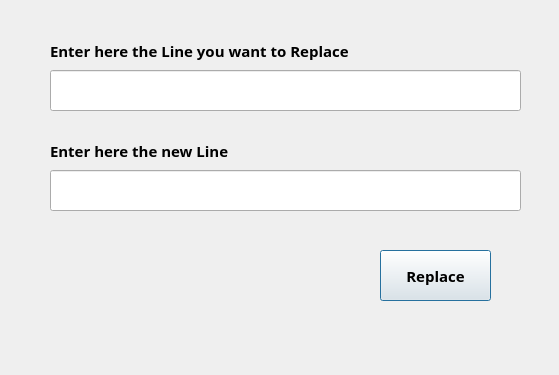
The window that seventhdialog.ui (yasmineNasrat/TextEditor) describes before a commit, drawn with Qt 5.
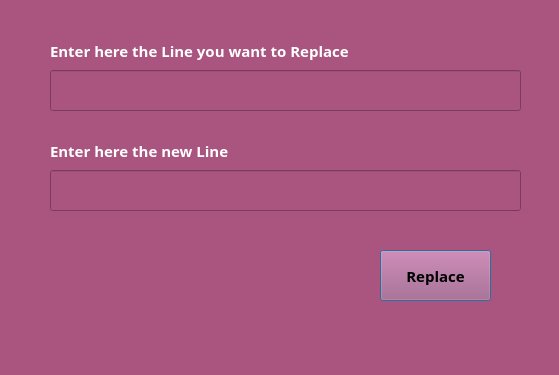
The same window after the commit.

The edit to the form file:
```diff
--- a/seventhdialog.ui
+++ b/seventhdialog.ui
@@ -13,6 +13,10 @@
   <property name="windowTitle">
    <string>Dialog</string>
   </property>
+  <property name="styleSheet">
+   <string notr="true">color: rgb(255, 255, 255);
+background-color: rgb(170, 85, 127);</string>
+  </property>
   <widget class="QLineEdit" name="lineEdit_oldline">
    <property name="geometry">
     <rect>
@@ -128,6 +132,9 @@
      <bold>true</bold>
     </font>
    </property>
+   <property name="styleSheet">
+    <string notr="true">color: rgb(0, 0, 0);</string>
+   </property>
    <property name="text">
     <string>Replace</string>
    </property>
```
